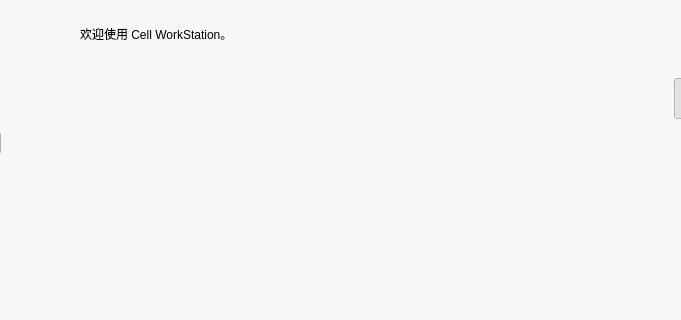
Old version of the form Src/CellUI/Widgets/Forms/LauncherHomepage.ui in the repository elexenon/Cell; both pictures show x 160 to 841 and y 0 to 320 of the 970 by 681 pixel window.
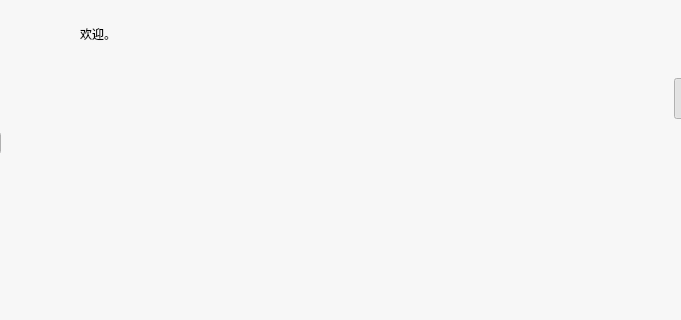
New version of the form. Icons and pictures are not drawn.

The edit to the form file:
```diff
--- a/Src/CellUI/Widgets/Forms/LauncherHomepage.ui
+++ b/Src/CellUI/Widgets/Forms/LauncherHomepage.ui
@@ -200,7 +200,7 @@
     </rect>
    </property>
    <property name="text">
-    <string>欢迎使用 Cell WorkStation。</string>
+    <string>欢迎。</string>
    </property>
   </widget>
  </widget>
```
